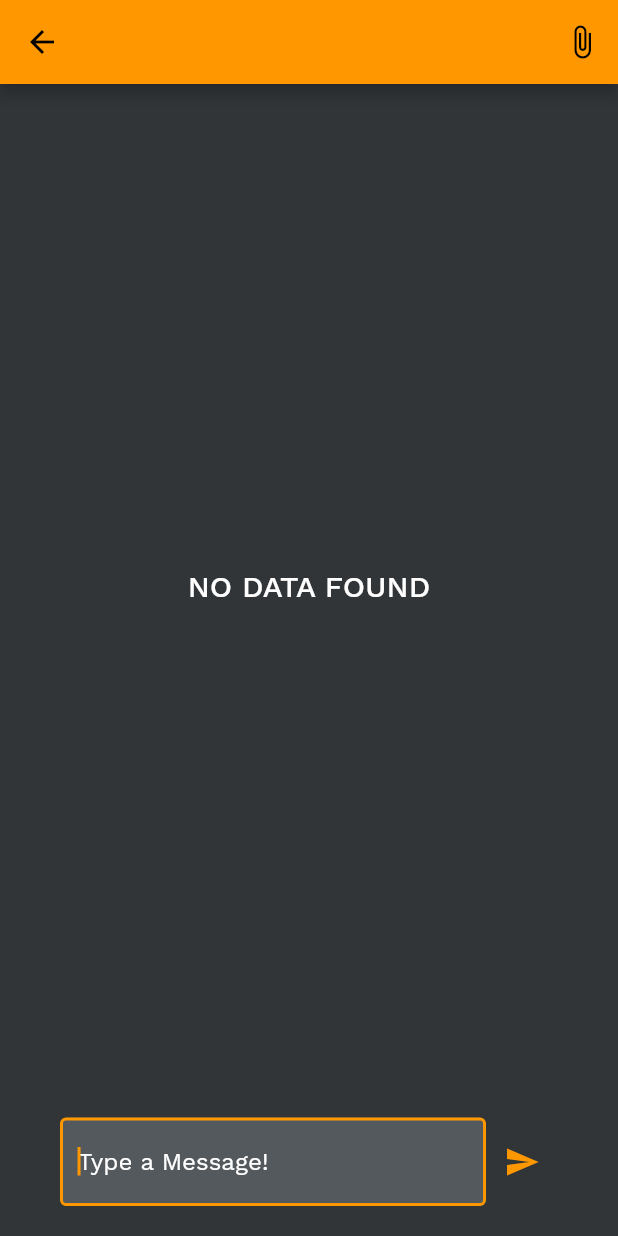
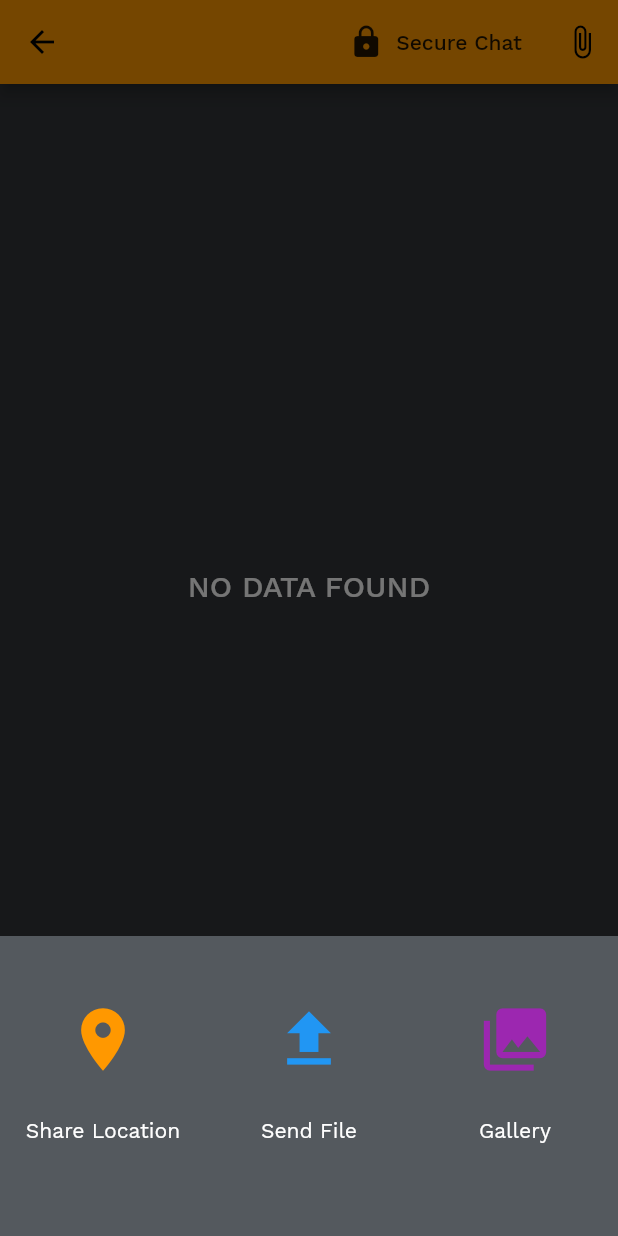
Before and after one commit to algokun/KSP-IPH-2019-Table34, a Flutter app: the ChatScreen screen opened directly with empty values, after a tap on the "attach file" icon, on a phone screen of 412 x 824 dp. Run offline on Flutter 3.47's test engine with Material 2 defaults, Android fonts, the phone set to English and light mode, and no system bars; our stand-ins replace bottom_navy_bar, cloud_firestore, file_picker, firebase_auth, firebase_messaging, firebase_storage and 5 more; accounts and stored records are empty.

Commit message:
added photo send

```diff
--- /dev/null
+++ b/APP/ksp/lib/utils/sendFile.dart
@@ -0,0 +1,88 @@
+import 'dart:io';
+
+import 'package:file_picker/file_picker.dart';
+import 'package:flutter/cupertino.dart';
+import 'package:flutter/material.dart';
+import 'package:ksp/views/PhotoView.dart';
+
+class SendFile {
+  final BuildContext context;
+  final String hashId, idFrom, idTo;
+  final bool isSecure;
+  SendFile({this.context, this.hashId, this.idFrom, this.idTo, this.isSecure});
+
+  final style = TextStyle(color: Colors.white);
+  final lowContrast = Color(0xFF54595E);
+
+  Future<Null> showSendDialog() async {
+    List list = [
+      GridTile(
+        footer: Center(child: Text("Share Location", style: style)),
+        child: IconButton(
+          color: Colors.orange,
+          icon: Icon(Icons.location_on),
+          iconSize: 50.0,
+          onPressed: () {},
+        ),
+      ),
+      GridTile(
+        footer: Center(child: Text("Send File", style: style)),
+        child: IconButton(
+          color: Colors.blue,
+          icon: Icon(Icons.file_upload),
+          iconSize: 50.0,
+          onPressed: () async {
+            sendFileType(FileType.CUSTOM);
+          },
+        ),
+      ),
+      GridTile(
+        footer: Center(child: Text("Gallery", style: style)),
+        child: IconButton(
+          color: Colors.purple,
+          icon: Icon(Icons.photo_library),
+          iconSize: 50.0,
+          onPressed: () async {
+            sendFileType(FileType.IMAGE);
+          },
+        ),
+      ),
+    ];
+    return showModalBottomSheet(
+        backgroundColor: Colors.transparent,
+        context: context,
+        builder: (context) {
+          return Container(
+            decoration: BoxDecoration(
+                color: Color(0xFF54595E),
+                borderRadius: BorderRadius.only(
+                  topLeft: Radius.circular(30.0),
+                  topRight: Radius.circular(30.0),
+                )),
+            width: 50,
+            height: 200,
+            child: GridView.count(
+              crossAxisCount: 3,
+              children: list
+                  .map((item) => Material(
+                        color: lowContrast,
+                        child: item,
+                      ))
+                  .toList(),
+            ),
+          );
+        });
+  }
+
+  sendFileType(FileType fileType) async {
+    File _file = await FilePicker.getFile(type: fileType, fileExtension: 'png');
+    Navigator.of(context).push(MaterialPageRoute(
+        builder: (c) => SendPhotoView(
+              file: _file,
+              hashId: hashId,
+              idFrom: idFrom,
+              idTo: idTo,
+              isSecure: isSecure,
+            )));
+  }
+}
--- a/APP/ksp/lib/views/Chats/ChatScreen.dart
+++ b/APP/ksp/lib/views/Chats/ChatScreen.dart
@@ -1,9 +1,13 @@
 import 'package:cloud_firestore/cloud_firestore.dart';
 import 'package:firebase_auth/firebase_auth.dart';
 import 'package:flutter/material.dart';
+import 'package:flutter/services.dart';
 import 'package:ksp/config/colors.dart';
 import 'package:ksp/models/messageModel.dart';
+import 'package:ksp/utils/sendFile.dart';
 import 'package:ksp/views/Message.dart';
+import 'package:ksp/views/SecureChat/SecureChatHomeScreen.dart';
+import 'package:local_auth/local_auth.dart';
 import 'package:provider/provider.dart';
 
 class ChatScreen extends StatefulWidget {
@@ -15,6 +19,7 @@ class ChatScreen extends StatefulWidget {
 }
 
 class _ChatScreenState extends State<ChatScreen> with ColorConfig {
+  LocalAuthentication localAuthentication = LocalAuthentication();
   String uid;
   TextEditingController controller;
   ScrollController _scrollController;
@@ -33,11 +38,22 @@ class _ChatScreenState extends State<ChatScreen> with ColorConfig {
       appBar: AppBar(
         title: Text(widget?.name),
         actions: <Widget>[
+          FlatButton.icon(
+            label: Text("Secure Chat"),
+            icon: Icon(Icons.lock),
+            onPressed: openSecureChat,
+          ),
           IconButton(
               icon: Icon(Icons.attach_file),
               onPressed: () {
-                print("object");
-              })
+                SendFile(
+                  context: context,
+                  hashId: getHashId(),
+                  idFrom: uid,
+                  idTo: widget.peerId,
+                  isSecure: false
+                ).showSendDialog();
+              }),
         ],
       ),
       backgroundColor: background,
@@ -160,4 +176,18 @@ class _ChatScreenState extends State<ChatScreen> with ColorConfig {
       controller.text = "";
     });
   }
+
+  openSecureChat() async {
+    try {
+      bool didAuthenticate =
+          await localAuthentication.authenticateWithBiometrics(
+              localizedReason: 'Please authenticate to show account balance');
+      if (didAuthenticate) {
+        Navigator.of(context)
+            .push(MaterialPageRoute(builder: (_) => SecureChatHome()));
+      }
+    } on PlatformException catch (e) {
+      print(e);
+    }
+  }
 }
--- a/APP/ksp/lib/views/CreateProfile.dart
+++ b/APP/ksp/lib/views/CreateProfile.dart
@@ -97,6 +97,7 @@ class _CreateProfileState extends State<CreateProfile> with ColorConfig {
               return null;
             }
           },
+          keyboardType: TextInputType.phone,
           decoration: new InputDecoration(
               contentPadding: EdgeInsets.fromLTRB(20, 15, 20, 15),
               border: new OutlineInputBorder(
--- a/APP/ksp/lib/views/SecureChat/SecureChat.dart
+++ b/APP/ksp/lib/views/SecureChat/SecureChat.dart
@@ -70,7 +70,9 @@ class _SecureChatState extends State<SecureChat> with ColorConfig {
                     Icons.arrow_forward_ios,
                     color: Colors.white,
                   ),
-            onTap: createSecureChat(record),
+            onTap: () async{
+              await createSecureChat(record);
+            },
           ),
         ),
       ),
--- a/APP/ksp/pubspec.yaml
+++ b/APP/ksp/pubspec.yaml
@@ -22,6 +22,7 @@ dependencies:
   bottom_navy_bar: ^5.2.0
   file_picker: ^1.4.2
   local_auth: ^0.6.0+1
+  photo_view: ^0.8.0
 
 dev_dependencies:
   flutter_test:
```
Also changed, not shown: APP/ksp/lib/views/HomePage.dart (+6 -29 lines), APP/ksp/lib/views/Message.dart (+88 -1 lines), APP/ksp/lib/views/PhotoView.dart (added, +118 -0 lines), APP/ksp/lib/views/SecureChat/SecureChatScreen.dart (+9 -2 lines), APP/ksp/pubspec.lock.
